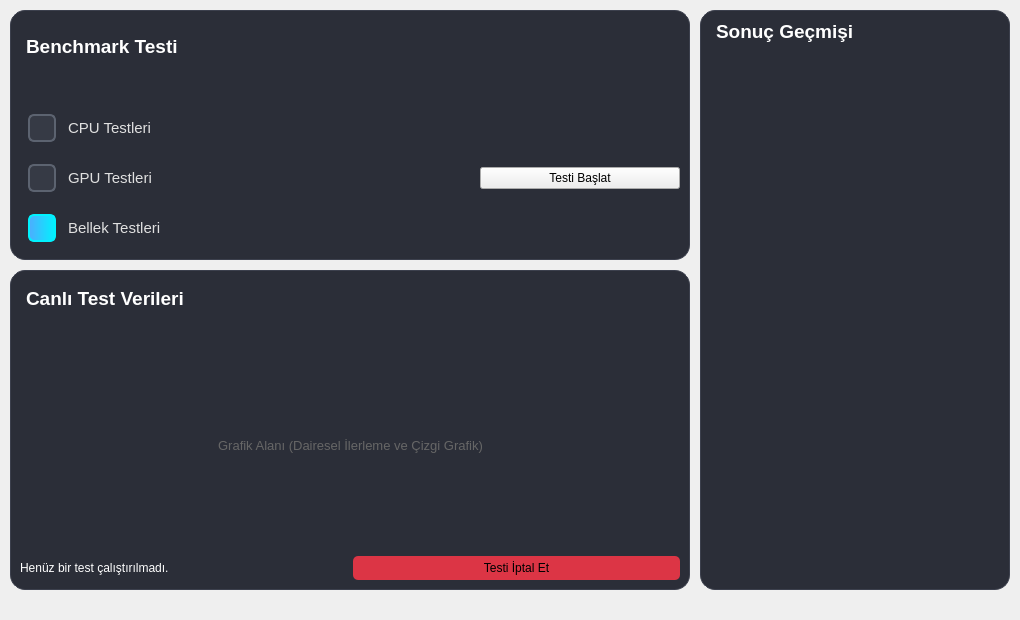
This is Widgets/Benchmark/benchmarkwidget.ui in pSado14/Techbench_ as Qt 5 draws it before an edit. The edited form follows.
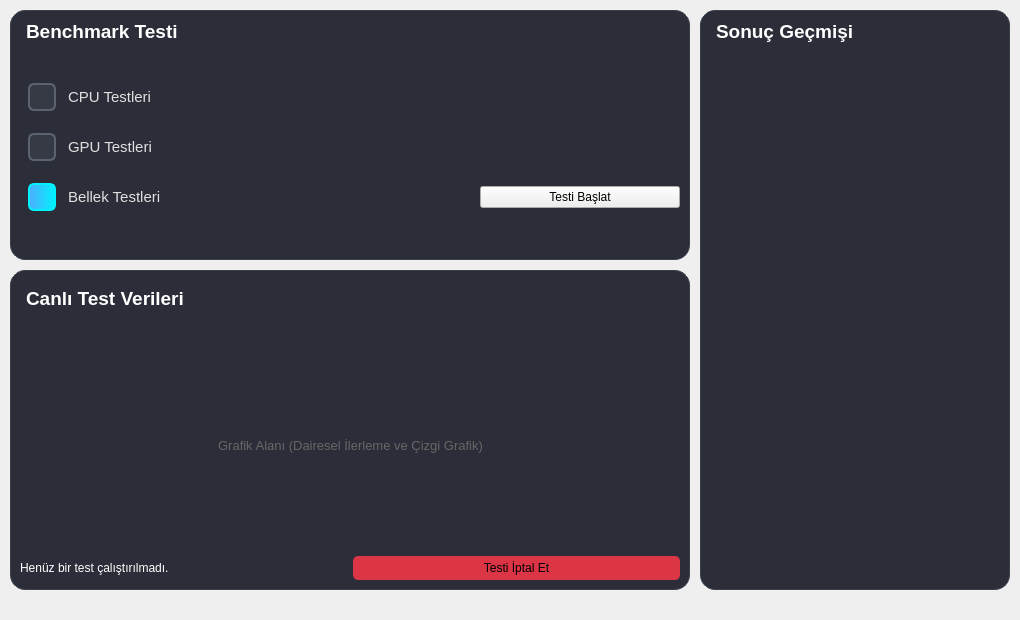
This is the edited form.

```diff
--- a/Widgets/Benchmark/benchmarkwidget.ui
+++ b/Widgets/Benchmark/benchmarkwidget.ui
@@ -101,6 +101,8 @@
          </widget>
         </item>
         <item>
+          <layout class="QHBoxLayout" name="horizontalLayout_bellek_row">
+           <item>
          <widget class="QCheckBox" name="bellek_testi_cb">
           <property name="text">
            <string>Bellek Testleri</string>
@@ -110,11 +112,18 @@
           </property>
          </widget>
         </item>
-       </layout>
-      </item>
       <item>
-       <layout class="QVBoxLayout" name="verticalLayout_10">
-       </layout>
+            <spacer name="horizontalSpacer_bellek">
+             <property name="orientation">
+              <enum>Qt::Horizontal</enum>
+             </property>
+             <property name="sizeHint" stdset="0">
+              <size>
+               <width>40</width>
+               <height>20</height>
+              </size>
+             </property>
+            </spacer>
       </item>
       <item>
        <widget class="QPushButton" name="testi_baslat_buton">
@@ -136,6 +145,27 @@
        </widget>
       </item>
      </layout>
+         </item>
+        </layout>
+       </item>
+       <item>
+        <layout class="QVBoxLayout" name="verticalLayout_10">
+        </layout>
+       </item>
+      </layout>
+     </item>
+     <item>
+      <spacer name="verticalSpacer">
+       <property name="orientation">
+        <enum>Qt::Vertical</enum>
+       </property>
+       <property name="sizeHint" stdset="0">
+        <size>
+         <width>20</width>
+         <height>40</height>
+        </size>
+       </property>
+      </spacer>
     </item>
    </layout>
   </widget>
```
Lines whose indentation alone changed are shown as unchanged.
